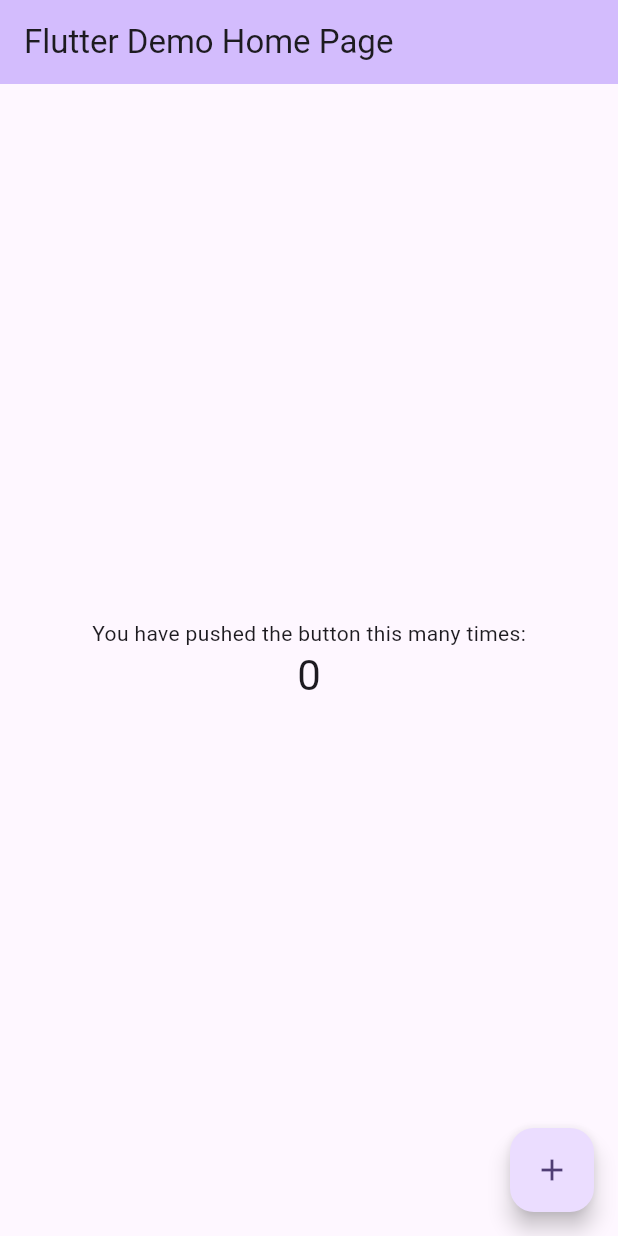
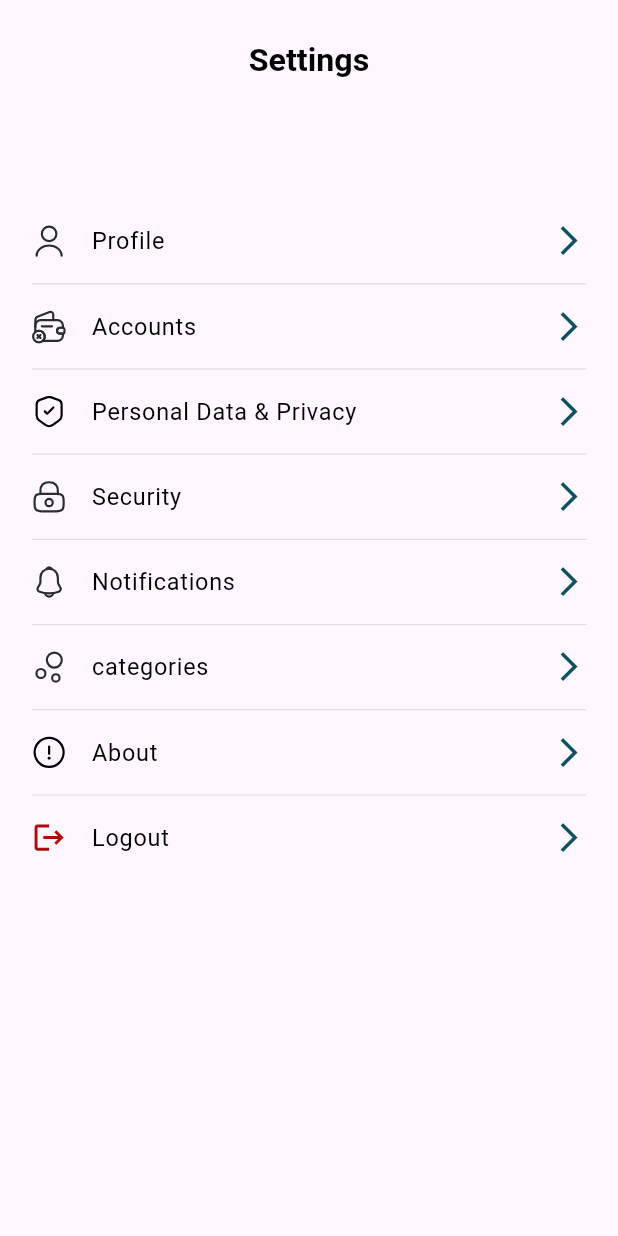
Before and after one commit to wealthwiseteam/wealth-wise-app, a Flutter app: the screen it shows after launch, on a phone screen of 412 x 824 dp. Run offline on Flutter 3.47's test engine with Material 2 defaults, Android fonts, the phone set to English and light mode, and no system bars; our stand-ins replace another_flushbar, dio, equatable, flutter_screenutil, flutter_svg, internet_connection_checker.

Commit message:
feat: add settings page

```diff
--- a/lib/main.dart
+++ b/lib/main.dart
@@ -3,6 +3,7 @@ import 'package:flutter_localizations/flutter_localizations.dart';
 import 'package:flutter_screenutil/flutter_screenutil.dart';
 
 import 'resources/localization/generated/l10n.dart';
+import 'view/pages/settings/settings/settings_page.dart';
 
 void main() {
   runApp(const MyApp());
@@ -14,7 +15,7 @@ class MyApp extends StatelessWidget {
   @override
   Widget build(BuildContext context) {
     return ScreenUtilInit(
-      designSize: const Size(360, 690),
+      designSize: const Size(390, 844),
       minTextAdapt: true,
       splitScreenMode: true,
       builder: (context, _) {
@@ -30,63 +31,14 @@ class MyApp extends StatelessWidget {
           ],
           supportedLocales: S.delegate.supportedLocales,
           theme: ThemeData(
-            colorScheme: ColorScheme.fromSeed(seedColor: Colors.deepPurple),
             useMaterial3: true,
           ),
           scrollBehavior: ScrollConfiguration.of(context).copyWith(
             physics: const BouncingScrollPhysics(),
           ),
-          home: const MyHomePage(title: 'Flutter Demo Home Page'),
+          home: const SettingsPage(),
         );
       },
     );
   }
 }
-
-class MyHomePage extends StatefulWidget {
-  const MyHomePage({super.key, required this.title});
-
-  final String title;
-
-  @override
-  State<MyHomePage> createState() => _MyHomePageState();
-}
-
-class _MyHomePageState extends State<MyHomePage> {
-  int _counter = 0;
-
-  void _incrementCounter() {
-    setState(() {
-      _counter++;
-    });
-  }
-
-  @override
-  Widget build(BuildContext context) {
-    return Scaffold(
-      appBar: AppBar(
-        backgroundColor: Theme.of(context).colorScheme.inversePrimary,
-        title: Text(widget.title),
-      ),
-      body: Center(
-        child: Column(
-          mainAxisAlignment: MainAxisAlignment.center,
-          children: <Widget>[
-            const Text(
-              'You have pushed the button this many times:',
-            ),
-            Text(
-              '$_counter',
-              style: Theme.of(context).textTheme.headlineMedium,
-            ),
-          ],
-        ),
-      ),
-      floatingActionButton: FloatingActionButton(
-        onPressed: _incrementCounter,
-        tooltip: 'Increment',
-        child: const Icon(Icons.add),
-      ),
-    );
-  }
-}
--- a/lib/resources/constants/app_assets.dart
+++ b/lib/resources/constants/app_assets.dart
@@ -2,4 +2,17 @@ class AppAssets{
   AppAssets._();
 
   static String image = "assets/images/af.png";
+
+
+
+  /// Icons
+  static String iconUser = "assets/icons/user.svg";
+  static String iconBubble = "assets/icons/bubble.svg";
+  static String iconInfoCircle = "assets/icons/info_circle.svg";
+  static String iconLock = "assets/icons/lock.svg";
+  static String iconLogout = "assets/icons/logout.svg";
+  static String iconNotification = "assets/icons/notification.svg";
+  static String iconShieldTick = "assets/icons/shield_tick.svg";
+  static String iconWallet = "assets/icons/wallet.svg";
+
 }
--- a/lib/resources/localization/l10n/intl_en.arb
+++ b/lib/resources/localization/l10n/intl_en.arb
@@ -32,5 +32,18 @@
     "_comment8_": "----------- congrats-----------",
     "congrats" : "Congrats!",
     "congratsSubtitle": "Your account is successfully created",
-    "continueWord": "Continue"
+    "continueWord": "Continue",
+    "_comment9_": "--------------------- Settings ------------------------",
+    "settings":"Settings",
+    "profile":"Profile",
+    "accounts": "Accounts",
+    "security":"Security",
+    "logout":"Logout",
+    "personalDataPrivacy":"Personal Data & Privacy",
+    "notifications":"Notifications",
+    "categories":"categories",
+    "about":"About",
+    "_comment10_": "--------------------- profile ------------------------"
+
+
 }
--- a/lib/resources/router/app_router.dart
+++ b/lib/resources/router/app_router.dart
@@ -1,6 +1,5 @@
 import 'package:flutter/material.dart';
 
-import '../../main.dart';
 
 class AppRoutes {
   AppRoutes._private();
@@ -21,7 +20,7 @@ class RouteGenerate {
       ///Intro
       case AppRoutes.splash:
         return MaterialPageRoute(
-          builder: (_) => const MyHomePage(title: ""),
+          builder: (_) => const Scaffold(),
         );
       default:
         return MaterialPageRoute(
--- a/lib/resources/styles/app_colors.dart
+++ b/lib/resources/styles/app_colors.dart
@@ -1,9 +1,10 @@
 import 'package:flutter/material.dart';
 
-class AppColors{
+class AppColors {
   AppColors._();
 
   static const Color black = Colors.black;
   static const Color white = Colors.white;
   static const Color lightBlue = Colors.lightBlue;
+  static const Color mintGreen = Color(0xff105161);
 }
--- /dev/null
+++ b/lib/view/pages/settings/settings/settings_page.dart
@@ -0,0 +1,117 @@
+import 'package:flutter/material.dart';
+import 'package:flutter_screenutil/flutter_screenutil.dart';
+import 'package:flutter_svg/flutter_svg.dart';
+import 'package:wealth_wise/resources/styles/app_colors.dart';
+import 'package:wealth_wise/view/widgets/public_divider.dart';
+import 'package:wealth_wise/view/widgets/public_text.dart';
+
+import '../../../../resources/constants/app_assets.dart';
+import '../../../../resources/localization/generated/l10n.dart';
+
+class SettingsPage extends StatelessWidget {
+  const SettingsPage({super.key});
+
+  @override
+  Widget build(BuildContext context) {
+    return SafeArea(
+      child: Scaffold(
+        appBar: AppBar(
+          centerTitle: true,
+          toolbarHeight: 80.h,
+          title: PublicText(
+            txt: S.of(context).settings,
+            fw: FontWeight.bold,
+            size: 22.sp,
+          ),
+        ),
+        body: Padding(
+          padding: EdgeInsets.symmetric(horizontal: 20.w, vertical: 56.h),
+          child: Column(
+            children: [
+              PublicListTile(
+                onTap: (){},
+                title: S.of(context).profile,
+                icon: AppAssets.iconUser,
+              ),
+              const PublicDivider(),
+              PublicListTile(
+                onTap: (){},
+                title: S.of(context).accounts,
+                icon: AppAssets.iconWallet,
+              ),
+              const PublicDivider(),
+              PublicListTile(
+                onTap: (){},
+                title: S.of(context).personalDataPrivacy,
+                icon: AppAssets.iconShieldTick,
+              ),
+              const PublicDivider(),
+              PublicListTile(
+                onTap: (){},
+                title: S.of(context).security,
+                icon: AppAssets.iconLock,
+              ),
+              const PublicDivider(),
+              PublicListTile(
+                onTap: (){},
+                title: S.of(context).notifications,
+                icon: AppAssets.iconNotification,
+              ),
+              const PublicDivider(),
+              PublicListTile(
+                onTap: (){},
+                title: S.of(context).categories,
+                icon: AppAssets.iconBubble,
+              ),
+              const PublicDivider(),
+              PublicListTile(
+                onTap: (){},
+                title: S.of(context).about,
+                icon: AppAssets.iconInfoCircle,
+              ),
+              const PublicDivider(),
+              PublicListTile(
+                onTap: (){},
+                title: S.of(context).logout,
+                icon: AppAssets.iconLogout,
+              ),
+            ],
+          ),
+        ),
+      ),
+    );
+  }
+}
+
+class PublicListTile extends StatelessWidget {
+  final String title;
+  final String icon;
+  final void Function()? onTap;
+  const PublicListTile({
+    super.key,
+    required this.title,
+    required this.icon,
+    this.onTap,
+  });
+
+  @override
+  Widget build(BuildContext context) {
+    return ListTile(
+      contentPadding: EdgeInsets.zero,
+      onTap: onTap,
+      leading: SvgPicture.asset(
+        icon,
+        width: 22.w,
+        height: 22.w,
+      ),
+      title: PublicText(
+        txt: title,
+      ),
+      trailing: Icon(
+        Icons.arrow_forward_ios_outlined,
+        color: AppColors.mintGreen,
+        size: 22.w,
+      ),
+    );
+  }
+}
--- a/lib/view/widgets/public_divider.dart
+++ b/lib/view/widgets/public_divider.dart
@@ -1,15 +1,20 @@
-import 'package:flutter_screenutil/flutter_screenutil.dart';
 import 'package:flutter/material.dart';
 
 class PublicDivider extends StatelessWidget {
-  const PublicDivider({Key? key}) : super(key: key);
+  final double? width;
+  final Color? color;
+  const PublicDivider({
+    Key? key,
+    this.width,
+    this.color,
+  }) : super(key: key);
 
   @override
   Widget build(BuildContext context) {
     return Container(
-      color: Colors.black,
+      color: color ??  Colors.grey.withOpacity(0.3),
       height: 0.8,
-      width: 100.w,
+      width: double.infinity,
     );
   }
 }
--- a/pubspec.yaml
+++ b/pubspec.yaml
@@ -55,6 +55,9 @@ dev_dependencies:
 
 flutter:
   uses-material-design: true
+  assets:
+    - assets/icons/
+
 
 flutter_intl:
   enabled: true
```
Also changed, not shown: assets/icons/bubble.svg (added), assets/icons/info_circle.svg (added), assets/icons/lock.svg (added), assets/icons/logout.svg (added), assets/icons/notification.svg (added), assets/icons/shield_tick.svg (added), assets/icons/user.svg (added), assets/icons/wallet.svg (added), lib/resources/localization/generated/intl/messages_en.dart, lib/resources/localization/generated/l10n.dart, lib/view/pages/pages.dart (deleted), pubspec.lock, 5 other files.
